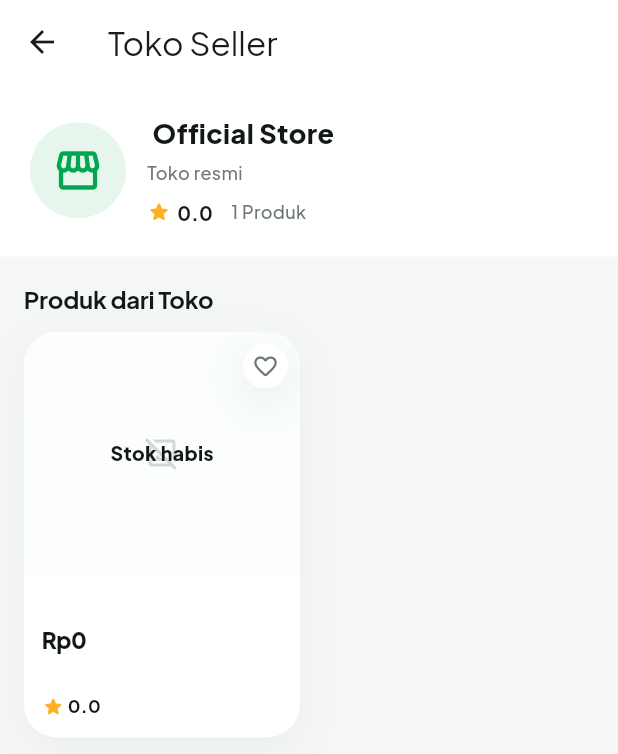
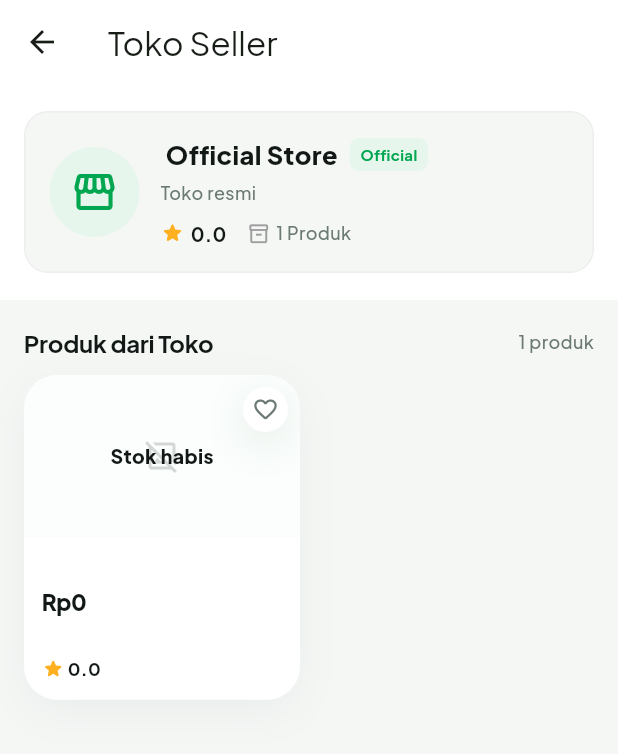
Before and after one commit to seravym/flutter-tokopedia-clone, a Flutter app: the SellerStorePage screen opened directly with empty values, on a phone screen of 412 x 824 dp. Shown: the top 754 px of the screen. Run offline on Flutter 3.47's test engine with Material 3 defaults, Android fonts, the phone set to English and light mode, and no system bars; our stand-ins replace cached_network_image, go_router, google_fonts, google_nav_bar, image_picker, liquid_pull_to_refresh and 2 more; missing offline and left inert: google_mlkit_image_labeling; accounts and stored records are empty.

Commit message:
mengubah tampilan official store

```diff
--- a/lib/screens/store/seller_store_page.dart
+++ b/lib/screens/store/seller_store_page.dart
@@ -1,6 +1,5 @@
 import 'package:flutter/material.dart';
 
-import '../../core/format.dart';
 import '../../core/theme.dart';
 import '../../models/product.dart';
 import '../../services/product_repository.dart';
@@ -27,16 +26,26 @@ class SellerStorePage extends StatelessWidget {
         children: [
           // Informasi toko
           Container(
-            padding: const EdgeInsets.all(20),
             color: Colors.white,
+            padding: const EdgeInsets.fromLTRB(16, 18, 16, 18),
+            child: Center(
+              child: ConstrainedBox(
+                constraints: const BoxConstraints(maxWidth: 500),
+                child: Container(
+                  padding: const EdgeInsets.all(16),
+                  decoration: BoxDecoration(
+                    color: AppColors.bg,
+                    borderRadius: BorderRadius.circular(16),
+                    border: Border.all(color: Colors.grey.shade200),
+                  ),
                   child: Row(
                     children: [
                       CircleAvatar(
-                  radius: 32,
+                        radius: 30,
                         backgroundColor: AppColors.mint,
                         child: Icon(
                           Icons.storefront_outlined,
-                    size: 34,
+                          size: 32,
                           color: AppColors.green,
                         ),
                       ),
@@ -45,16 +54,42 @@ class SellerStorePage extends StatelessWidget {
                         child: Column(
                           crossAxisAlignment: CrossAxisAlignment.start,
                           children: [
-                      Text(
+                            Row(
+                              children: [
+                                Flexible(
+                                  child: Text(
                                     '${product.displayBrand} Official Store',
-                        style: T.s(18, w: FontWeight.w800),
+                                    style: T.s(17, w: FontWeight.w800),
+                                    overflow: TextOverflow.ellipsis,
+                                  ),
+                                ),
+                                const SizedBox(width: 8),
+                                Container(
+                                  padding: const EdgeInsets.symmetric(
+                                    horizontal: 7,
+                                    vertical: 4,
+                                  ),
+                                  decoration: BoxDecoration(
+                                    color: AppColors.mint,
+                                    borderRadius: BorderRadius.circular(6),
+                                  ),
+                                  child: Text(
+                                    'Official',
+                                    style: T.s(
+                                      10,
+                                      w: FontWeight.w700,
+                                      c: AppColors.green,
+                                    ),
+                                  ),
+                                ),
+                              ],
                             ),
                             const SizedBox(height: 5),
                             Text(
                               'Toko resmi ${product.displayBrand}',
                               style: T.small,
                             ),
-                      const SizedBox(height: 8),
+                            const SizedBox(height: 9),
                             Row(
                               children: [
                                 const Icon(
@@ -67,8 +102,17 @@ class SellerStorePage extends StatelessWidget {
                                   product.rating.toStringAsFixed(1),
                                   style: T.s(13, w: FontWeight.w700),
                                 ),
-                          const SizedBox(width: 12),
-                          Text('${products.length + 1} Produk', style: T.small),
+                                const SizedBox(width: 14),
+                                const Icon(
+                                  Icons.inventory_2_outlined,
+                                  size: 15,
+                                  color: Colors.grey,
+                                ),
+                                const SizedBox(width: 4),
+                                Text(
+                                  '${products.length + 1} Produk',
+                                  style: T.small,
+                                ),
                               ],
                             ),
                           ],
@@ -77,17 +121,34 @@ class SellerStorePage extends StatelessWidget {
                     ],
                   ),
                 ),
+              ),
+            ),
+          ),
 
           const SizedBox(height: 10),
 
           // Judul produk
-          Padding(
+          Center(
+            child: ConstrainedBox(
+              constraints: const BoxConstraints(maxWidth: 500),
+              child: Padding(
                 padding: const EdgeInsets.fromLTRB(16, 8, 16, 12),
-            child: Text('Produk dari Toko', style: T.h3),
+                child: Row(
+                  children: [
+                    Text('Produk dari Toko', style: T.h3),
+                    const Spacer(),
+                    Text('${products.length + 1} produk', style: T.small),
+                  ],
+                ),
+              ),
+            ),
           ),
 
           // Produk
-          Padding(
+          Center(
+            child: ConstrainedBox(
+              constraints: const BoxConstraints(maxWidth: 500),
+              child: Padding(
                 padding: const EdgeInsets.symmetric(horizontal: 16),
                 child: GridView.builder(
                   shrinkWrap: true,
@@ -97,13 +158,15 @@ class SellerStorePage extends StatelessWidget {
                     crossAxisCount: 2,
                     crossAxisSpacing: 12,
                     mainAxisSpacing: 12,
-                childAspectRatio: 0.68,
+                    childAspectRatio: 0.85,
                   ),
                   itemBuilder: (context, index) {
                     final item = index == 0 ? product : products[index - 1];
 
                     return ProductCard(product: item);
                   },
+                ),
+              ),
             ),
           ),
 
```
Lines whose indentation alone changed are shown as unchanged.
